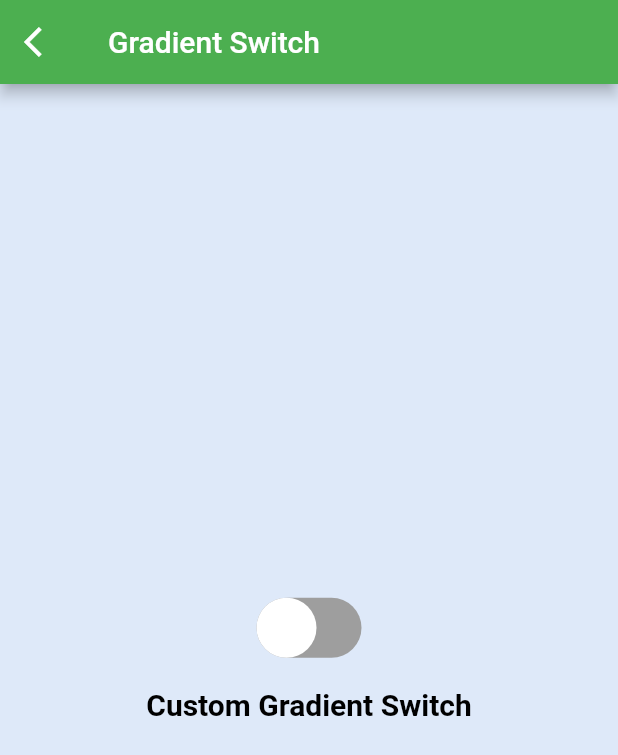
After one commit to risheetajain/gradient_widgets, a Flutter app: the GradientSwitch screen opened by its route, on a phone screen of 412 x 824 dp. The commit adds this screen. Shown: the top 755 px of the screen. Run offline on Flutter 3.47's test engine with Material 2 defaults, Android fonts, the light colour scheme and no system bars.

Commit message:
gradient switch added

```diff
--- a/lib/constants/routes.dart
+++ b/lib/constants/routes.dart
@@ -1,3 +1,4 @@
 String checkBox = "checkBox";
 String radioBox = "radioBox";
+String switchBox = "switch";
 String home = "home";
--- a/lib/home.dart
+++ b/lib/home.dart
@@ -9,8 +9,8 @@ class Home extends StatefulWidget {
   State<Home> createState() => _HomeState();
 }
 
-List text = ['Gradient CheckBox','Radio'];
-List routers = [checkBox,radioBox];
+List text = ['Gradient CheckBox', 'Radio', 'Switch'];
+List routers = [checkBox, radioBox, switchBox];
 
 class _HomeState extends State<Home> {
   @override
--- a/lib/main.dart
+++ b/lib/main.dart
@@ -1,6 +1,7 @@
 import 'package:flutter/material.dart';
 import 'package:gradient_widgets/constants/routes.dart';
 import 'package:gradient_widgets/widgets/custom_gradient_checkbox.dart';
+import 'package:gradient_widgets/widgets/custom_gradient_switch.dart';
 
 import 'home.dart';
 import 'widgets/custom_gradient_radio_box.dart';
@@ -41,6 +42,8 @@ class MyApp extends StatelessWidget {
       routes: {
         checkBox: (context) => const GradientCheckBox(),
         radioBox: (context) => const GradientRadioBox(),
+        switchBox: (context) => const GradientSwitch(),
+
         home: (context) => const Home(),
       },
     );
--- /dev/null
+++ b/lib/widgets/custom_gradient_switch.dart
@@ -0,0 +1,81 @@
+import 'package:flutter/material.dart';
+
+//You can also use stateful builder instead of stateful widget
+class GradientSwitch extends StatefulWidget {
+  const GradientSwitch({Key? key}) : super(key: key);
+
+  @override
+  State<GradientSwitch> createState() => _GradientSwitchState();
+}
+
+class _GradientSwitchState extends State<GradientSwitch> {
+  bool isChecked = false;
+  @override
+  Widget build(BuildContext context) {
+    return Scaffold(
+        appBar: AppBar(
+          leading: IconButton(
+            icon: const Icon(Icons.arrow_back_ios),
+            onPressed: () {
+              Navigator.pop(context);
+            },
+          ),
+          title: const Text('Gradient Switch'),
+          backgroundColor: Colors.green,
+        ),
+        body: Center(
+          child: Column(
+            mainAxisAlignment: MainAxisAlignment.center,
+            children: [
+              GestureDetector(
+                onTap: () {
+                  //To change the state of isChecked variable
+                  setState(() {
+                    isChecked = !isChecked;
+                  });
+                },
+                //TODO: Here you can see border of Switch if ischecked is true , else gradient color of Switch
+                child: Stack(
+                  alignment:
+                      isChecked ? Alignment.centerRight : Alignment.centerLeft,
+                  children: [
+                    Container(
+                      //Fixed height and width is given so that it won't get change in responsiveness
+                      width: 70,
+                      height: 40,
+                      alignment: Alignment.center, //Alignment as center
+                      decoration: BoxDecoration(
+                        //TODO: you can change here gradient color
+                        gradient: LinearGradient(
+                          colors: isChecked
+                              ? [
+                                  const Color(0xFFF09869),
+                                  const Color(0xFFC729B2),
+                                ]
+                              : [Colors.grey, Colors.grey],
+                        ),
+                        borderRadius:
+                            const BorderRadius.all(Radius.circular(40)),
+                      ),
+                    ),
+                    Container(
+                      height: 40,
+                      width: 40,
+                      decoration: const BoxDecoration(
+                          shape: BoxShape.circle, color: Colors.white),
+                    ),
+                  ],
+                ),
+              ),
+              const SizedBox(
+                height: 20,
+              ),
+              Text(
+                'Custom Gradient Switch',
+                style: Theme.of(context).textTheme.displaySmall,
+              ),
+            ],
+          ),
+        ));
+  }
+}
```
